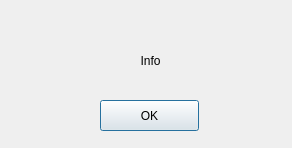
First picture: the form in infodialog.ui, repository lukaszdmitrowski/coreboot_flashtool, before the edit.
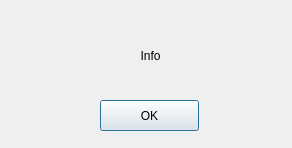
Second picture: the form after the edit.

```diff
--- a/infodialog.ui
+++ b/infodialog.ui
@@ -17,9 +17,9 @@
    <property name="geometry">
     <rect>
      <x>10</x>
-     <y>40</y>
+     <y>20</y>
      <width>281</width>
-     <height>41</height>
+     <height>71</height>
     </rect>
    </property>
    <property name="text">
@@ -28,6 +28,9 @@
    <property name="alignment">
     <set>Qt::AlignCenter</set>
    </property>
+   <property name="wordWrap">
+    <bool>true</bool>
+   </property>
   </widget>
   <widget class="QPushButton" name="b_ok">
    <property name="geometry">
```
